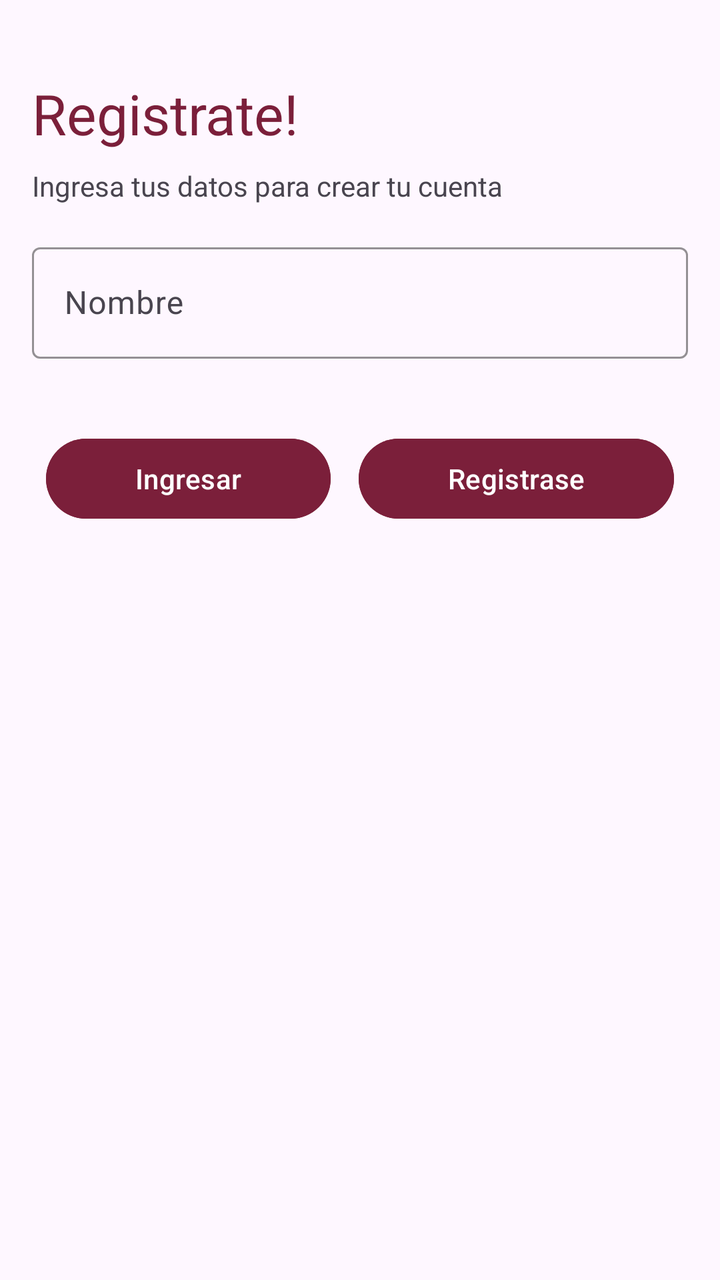
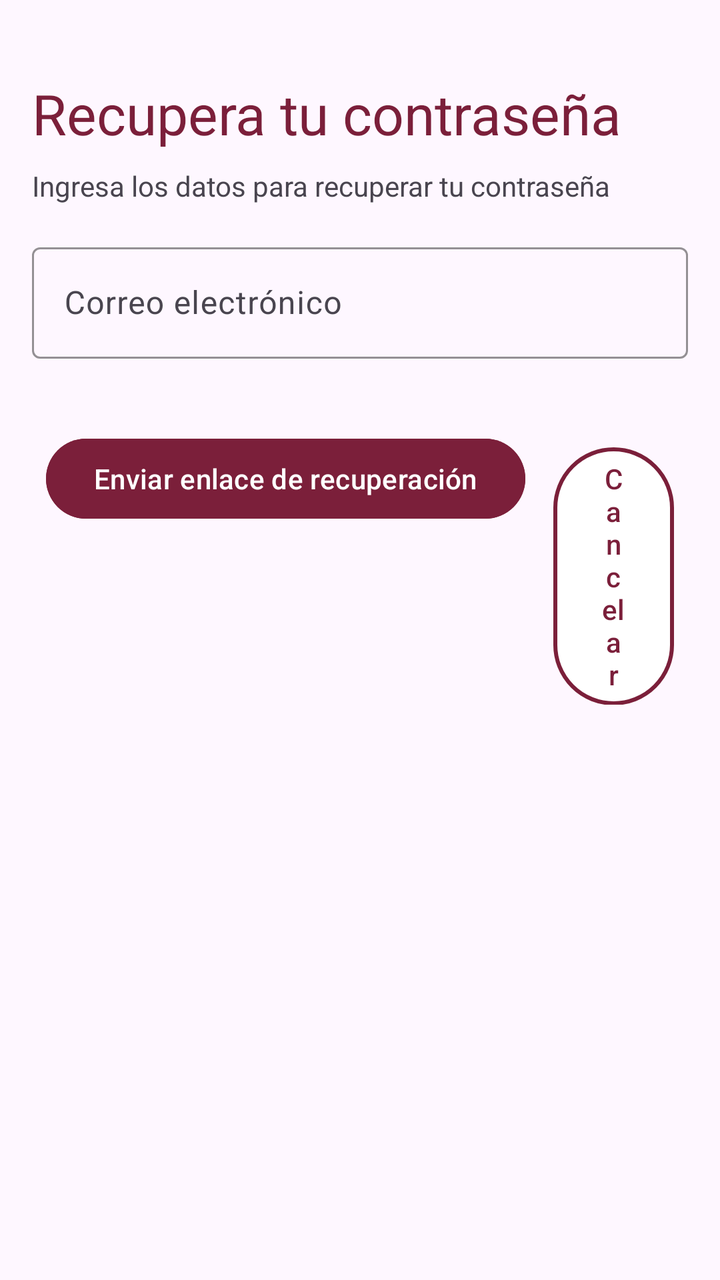

An Android layout rendered at two revisions. The XML below is the earlier revision; the diff shows what the commit changed to produce the second picture.
<!-- AndroidManifest.xml: application theme Theme.Login -->
<!-- res/layout/recovery_password.xml -->
<?xml version="1.0" encoding="utf-8"?>
<LinearLayout xmlns:android="http://schemas.android.com/apk/res/android"
    xmlns:app="http://schemas.android.com/apk/res-auto"
    xmlns:tools="http://schemas.android.com/tools"
    android:layout_width="match_parent"
    android:layout_height="match_parent"
    android:orientation="vertical">

    <TextView
        android:layout_width="match_parent"
        android:layout_height="wrap_content"
        android:layout_marginHorizontal="16dp"
        android:text="Registrate!"
        android:textSize="28sp"
        android:textColor="@color/primario"
        android:layout_marginTop="38dp"/>
    <TextView
        android:layout_width="match_parent"
        android:layout_height="wrap_content"
        android:layout_marginHorizontal="16dp"
        android:layout_marginTop="8dp"
        android:text="Ingresa tus datos para crear tu cuenta"
        />

    <com.google.android.material.textfield.TextInputLayout
        android:layout_width="match_parent"
        android:layout_height="wrap_content"
        android:hint="Nombre"
        android:layout_margin="16dp"
        app:boxStrokeColor="@color/primario"
        app:hintTextColor="@color/primario">
        <com.google.android.material.textfield.TextInputEditText
            android:id="@+id/campo_nombre"
            android:layout_width="match_parent"
            android:layout_height="wrap_content"
            ></com.google.android.material.textfield.TextInputEditText>
    </com.google.android.material.textfield.TextInputLayout>

    <LinearLayout
        android:layout_width="match_parent"
        android:layout_height="wrap_content"
        android:orientation="horizontal"
        android:layout_marginTop="20dp"
        android:layout_marginHorizontal="16dp">

        <Button
            android:id="@+id/btn_in"
            android:layout_width="wrap_content"
            android:layout_height="wrap_content"
            android:layout_weight="5"
            android:text="Ingresar"
            android:backgroundTint="@color/primario"
            android:layout_marginHorizontal="7dp"/>

        <Button
            android:id="@+id/btn_sign"
            android:layout_width="wrap_content"
            android:layout_height="wrap_content"
            android:layout_weight="5"
            android:text="Registrase"
            android:backgroundTint="@color/primario"
            android:layout_marginHorizontal="7dp"/>
    </LinearLayout>
</LinearLayout>
<!-- resources referenced by this layout -->
<resources>
  <color name="primario">#7B1F3A</color>
  <style name="Theme.Login" parent="Base.Theme.Login" />
  <style name="Base.Theme.Login" parent="Theme.Material3.DayNight.NoActionBar">
          
          
      </style>
</resources>

<!-- the commit's change to res/layout/recovery_password.xml (unified diff, before → after) -->
@@ -10,7 +10,7 @@
         android:layout_width="match_parent"
         android:layout_height="wrap_content"
         android:layout_marginHorizontal="16dp"
-        android:text="Registrate!"
+        android:text="Recupera tu contraseña"
         android:textSize="28sp"
         android:textColor="@color/primario"
         android:layout_marginTop="38dp"/>
@@ -19,18 +19,18 @@
         android:layout_height="wrap_content"
         android:layout_marginHorizontal="16dp"
         android:layout_marginTop="8dp"
-        android:text="Ingresa tus datos para crear tu cuenta"
+        android:text="Ingresa los datos para recuperar tu contraseña"
         />
 
     <com.google.android.material.textfield.TextInputLayout
         android:layout_width="match_parent"
         android:layout_height="wrap_content"
-        android:hint="Nombre"
+        android:hint="Correo electrónico"
         android:layout_margin="16dp"
         app:boxStrokeColor="@color/primario"
         app:hintTextColor="@color/primario">
         <com.google.android.material.textfield.TextInputEditText
-            android:id="@+id/campo_nombre"
+            android:id="@+id/campo_correo_recuperar"
             android:layout_width="match_parent"
             android:layout_height="wrap_content"
             ></com.google.android.material.textfield.TextInputEditText>
@@ -44,21 +44,23 @@
         android:layout_marginHorizontal="16dp">
 
         <Button
-            android:id="@+id/btn_in"
+            android:id="@+id/btn_recovery"
             android:layout_width="wrap_content"
             android:layout_height="wrap_content"
-            android:layout_weight="5"
-            android:text="Ingresar"
+            android:text="Enviar enlace de recuperación"
             android:backgroundTint="@color/primario"
             android:layout_marginHorizontal="7dp"/>
 
         <Button
-            android:id="@+id/btn_sign"
+            android:id="@+id/btn_regresar"
+            style="@style/Widget.Material3.Button.OutlinedButton"
             android:layout_width="wrap_content"
             android:layout_height="wrap_content"
-            android:layout_weight="5"
-            android:text="Registrase"
-            android:backgroundTint="@color/primario"
+            android:text="Cancelar"
+            android:textColor="@color/primario"
+            app:strokeColor="@color/primario"
+            app:strokeWidth="2dp"
+            android:backgroundTint="@android:color/white"
             android:layout_marginHorizontal="7dp"/>
     </LinearLayout>
 </LinearLayout>
